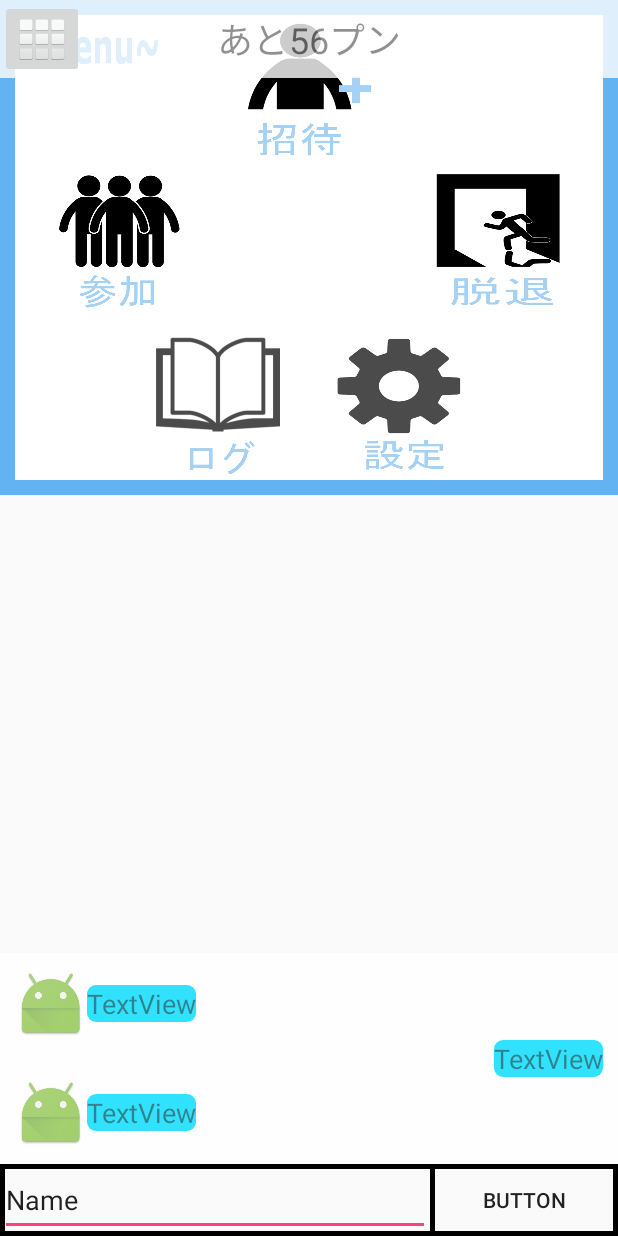
After one commit to Funabashi-Joho-Business/X15G_C, an Android app: the fragment MenuFragment placed in its activity, on a phone screen of 412 x 824 dp. The commit adds this screen. Run offline under Robolectric (Android 15) with nearby library versions, the phone set to English and light mode, and no system bars.

Commit message:
メイン画面作成途中 メニュー作成途中

```diff
--- a/app/src/main/java/jp/ac/chiba_fjb/c/chet/MainActivity.java
+++ b/app/src/main/java/jp/ac/chiba_fjb/c/chet/MainActivity.java
@@ -1,28 +1,35 @@
 package jp.ac.chiba_fjb.c.chet;
 
+import android.support.v4.app.FragmentTransaction;
 import android.support.v7.app.AppCompatActivity;
 import android.os.Bundle;
+import android.view.View;
+import android.widget.ImageButton;
 
 import com.google.android.gms.maps.CameraUpdateFactory;
 import com.google.android.gms.maps.GoogleMap;
 import com.google.android.gms.maps.OnMapReadyCallback;
-import com.google.android.gms.maps.SupportMapFragment;
 import com.google.android.gms.maps.model.LatLng;
 
 public class MainActivity extends AppCompatActivity implements OnMapReadyCallback{
 
-    //TestChet! x15g009
-
     private GoogleMap mMap;
+    ImageButton ib;
 
     @Override
     protected void onCreate(Bundle savedInstanceState) {
         super.onCreate(savedInstanceState);
         setContentView(R.layout.activity_main);
 
-        SupportMapFragment mapFragment = (SupportMapFragment) getSupportFragmentManager()
-                .findFragmentById(R.id.fragment);
-        mapFragment.getMapAsync(this);
+        ib = (ImageButton) findViewById(R.id.ImageButton);
+        ib.setOnClickListener(new View.OnClickListener() {
+            @Override
+            public void onClick(View view) {
+                FragmentTransaction ft = getSupportFragmentManager().beginTransaction();
+                ft.add(R.id.menubox,new MenuFragment());
+                ft.commit();
+            }
+        });
     }
 
     @Override
--- /dev/null
+++ b/app/src/main/java/jp/ac/chiba_fjb/c/chet/MenuFragment.java
@@ -0,0 +1,33 @@
+package jp.ac.chiba_fjb.c.chet;
+
+
+import android.os.Bundle;
+import android.support.v4.app.Fragment;
+import android.view.LayoutInflater;
+import android.view.View;
+import android.view.ViewGroup;
+
+import jp.ac.chiba_fjb.c.chet.R;
+
+
+public class MenuFragment extends Fragment implements View.OnClickListener{
+
+
+    public MenuFragment() {
+        // Required empty public constructor
+    }
+
+
+    @Override
+    public View onCreateView(LayoutInflater inflater, ViewGroup container,
+                             Bundle savedInstanceState) {
+        View view =  inflater.inflate(R.layout.fragment_menu, container, false);
+        view.findViewById(R.id.menu).setOnClickListener(this);
+        return view;
+    }
+
+    @Override
+    public void onClick(View view) {
+        getFragmentManager().beginTransaction().remove(this).commit();
+    }
+}
--- /dev/null
+++ b/app/src/main/res/drawable/frame_style_menuborder.xml
@@ -0,0 +1,6 @@
+<?xml version="1.0" encoding="utf-8"?>
+<shape xmlns:android="http://schemas.android.com/apk/res/android">
+    <stroke android:width="10dp"
+        android:color="#63b3f3" />
+    <solid android:color="#ffffff" />
+</shape>
--- a/app/src/main/res/layout/activity_main.xml
+++ b/app/src/main/res/layout/activity_main.xml
@@ -18,6 +18,7 @@
         tools:layout_editor_absoluteY="8dp">
 
         <RelativeLayout
+            android:id="@+id/main"
             android:layout_width="match_parent"
             android:layout_height="match_parent"
             android:layout_weight="1"
@@ -118,8 +119,9 @@
             </LinearLayout>
 
             <RelativeLayout
+                android:id="@+id/menubox"
                 android:layout_width="match_parent"
-                android:layout_height="wrap_content">
+                android:layout_height="match_parent">
 
                 <TextView
                     android:id="@+id/textView4"
@@ -137,6 +139,7 @@
                     android:layout_width="wrap_content"
                     android:layout_height="wrap_content"
                     app:srcCompat="@android:drawable/ic_dialog_dialer" />
+
             </RelativeLayout>
 
         </RelativeLayout>
@@ -145,6 +148,7 @@
             android:layout_width="match_parent"
             android:layout_height="match_parent"
             android:background="@drawable/frame_style_border"
+            android:hapticFeedbackEnabled="false"
             android:orientation="horizontal"
             tools:layout_editor_absoluteX="8dp"
             tools:layout_editor_absoluteY="8dp">
@@ -163,6 +167,7 @@
                 android:layout_height="match_parent"
                 android:layout_gravity="center_vertical"
                 android:layout_weight="4"
+                android:background="@drawable/frame_style_border"
                 android:text="Button" />
 
         </LinearLayout>
--- /dev/null
+++ b/app/src/main/res/layout/fragment_menu.xml
@@ -0,0 +1,126 @@
+<LinearLayout xmlns:android="http://schemas.android.com/apk/res/android"
+    xmlns:app="http://schemas.android.com/apk/res-auto"
+    xmlns:tools="http://schemas.android.com/tools"
+    android:layout_width="match_parent"
+    android:layout_height="wrap_content"
+    android:clickable="true"
+    android:background="@drawable/frame_style_menuborder"
+    android:orientation="vertical"
+    tools:context="jp.ac.chiba_fjb.c.Chet.MenuFragment">
+
+    <RelativeLayout
+        android:layout_width="match_parent"
+        android:layout_height="match_parent"
+        android:layout_marginTop="10dp">
+
+        <ImageButton
+            android:id="@+id/menu"
+            android:layout_width="100dp"
+            android:layout_height="40dp"
+            android:layout_marginLeft="10dp"
+            android:background="@android:color/white"
+            android:scaleType="fitXY"
+            app:srcCompat="@drawable/menu" />
+
+        <LinearLayout
+            android:layout_width="match_parent"
+            android:layout_height="wrap_content"
+            android:layout_gravity="center_vertical|center_horizontal"
+            android:gravity="center"
+            android:orientation="horizontal">
+
+            <ImageButton
+                android:id="@+id/imageButton8"
+                android:layout_width="100dp"
+                android:layout_height="100dp"
+                android:layout_gravity="center"
+                android:background="@android:color/white"
+                android:scaleType="centerInside"
+                app:srcCompat="@drawable/invitation2" />
+
+        </LinearLayout>
+    </RelativeLayout>
+
+    <LinearLayout
+        android:layout_width="match_parent"
+        android:layout_height="wrap_content"
+        android:orientation="horizontal">
+
+        <LinearLayout
+            android:layout_width="wrap_content"
+            android:layout_height="match_parent"
+            android:layout_weight="1"
+            android:gravity="left"
+            android:orientation="horizontal"
+            android:paddingLeft="30dp">
+
+            <ImageButton
+                android:id="@+id/imageButton9"
+                android:layout_width="100dp"
+                android:layout_height="100dp"
+                android:background="@android:color/white"
+                android:scaleType="centerInside"
+                app:srcCompat="@drawable/participation2" />
+
+        </LinearLayout>
+
+        <LinearLayout
+            android:layout_width="wrap_content"
+            android:layout_height="match_parent"
+            android:layout_weight="1"
+            android:gravity="right"
+            android:orientation="horizontal"
+            android:paddingRight="30dp">
+
+            <ImageButton
+                android:id="@+id/imageButton10"
+                android:layout_width="100dp"
+                android:layout_height="100dp"
+                android:background="@android:color/white"
+                android:scaleType="centerInside"
+                app:srcCompat="@drawable/secession2" />
+        </LinearLayout>
+    </LinearLayout>
+
+    <LinearLayout
+        android:layout_width="match_parent"
+        android:layout_height="wrap_content"
+        android:layout_margin="10dp"
+        android:orientation="horizontal">
+
+        <LinearLayout
+            android:layout_width="wrap_content"
+            android:layout_height="wrap_content"
+            android:layout_weight="1"
+            android:gravity="right|center"
+            android:orientation="horizontal"
+            android:paddingRight="10dp">
+
+            <ImageButton
+                android:id="@+id/imageButton7"
+                android:layout_width="100dp"
+                android:layout_height="100dp"
+                android:background="@android:color/white"
+                android:scaleType="centerInside"
+                app:srcCompat="@drawable/log2" />
+        </LinearLayout>
+
+        <LinearLayout
+            android:layout_width="wrap_content"
+            android:layout_height="wrap_content"
+            android:layout_weight="1"
+            android:gravity="left|center"
+            android:orientation="horizontal"
+            android:paddingLeft="10dp">
+
+            <ImageButton
+                android:id="@+id/imageButton11"
+                android:layout_width="100dp"
+                android:layout_height="100dp"
+                android:background="@android:color/white"
+                android:scaleType="centerInside"
+                app:srcCompat="@drawable/config2" />
+        </LinearLayout>
+    </LinearLayout>
+
+</LinearLayout>
```
Also changed, not shown: app/src/main/res/drawable/config2.png (added), app/src/main/res/drawable/invitation2.png (added), app/src/main/res/drawable/log2.png (added), app/src/main/res/drawable/menu.png (added), app/src/main/res/drawable/participation2.png (added), app/src/main/res/drawable/secession2.png (added).
